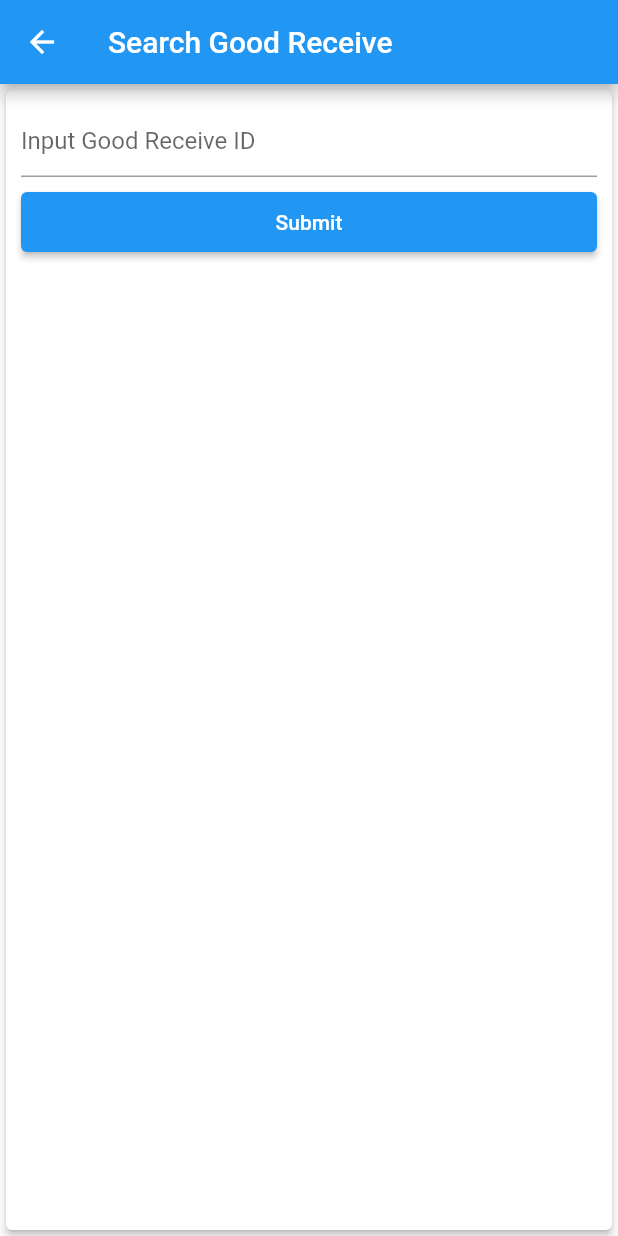
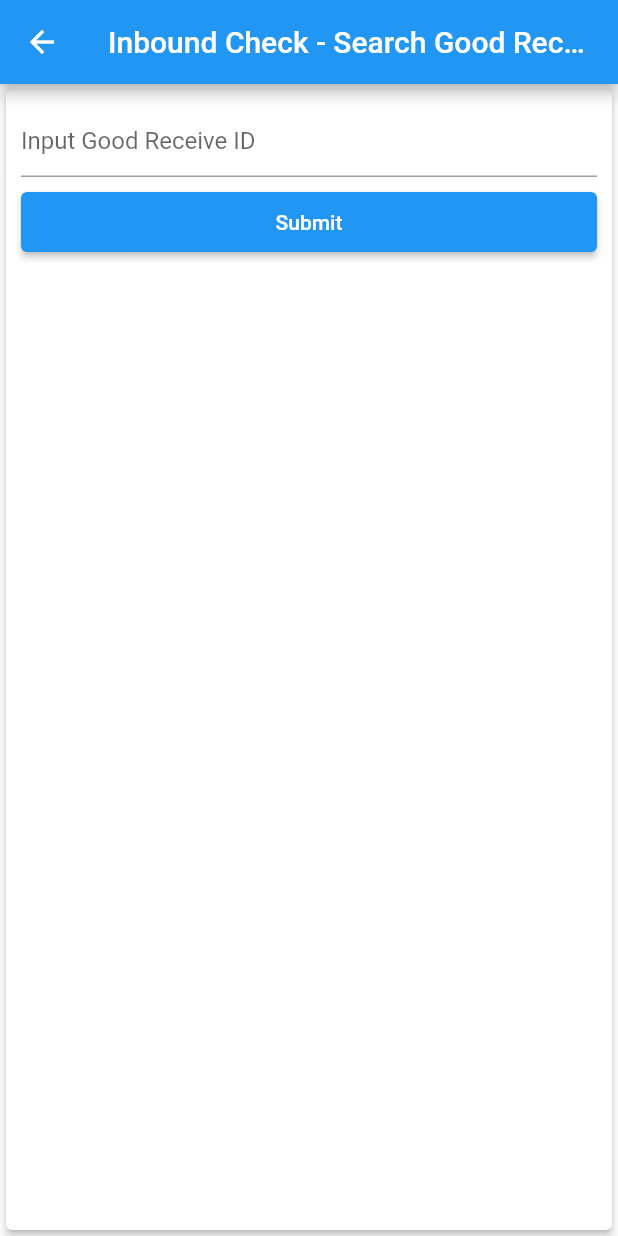
Before and after one commit to arjunakevin/ta-wms-mobile, a Flutter app: the InboundCheckSearch screen opened directly, on a phone screen of 412 x 824 dp. Run offline on Flutter 3.47's test engine with Material 2 defaults, Android fonts, the phone set to English and light mode, and no system bars; our stand-ins replace flutter_dotenv, flutter_spinkit.

Commit message:
Update AppBar text

```diff
--- a/lib/screens/inbound_check_search.dart
+++ b/lib/screens/inbound_check_search.dart
@@ -130,7 +130,7 @@ class _State extends State<InboundCheckSearch> {
   Widget build(BuildContext context) {
     return Scaffold(
       appBar: AppBar(
-        title: Text('Search Good Receive'),
+        title: Text('Inbound Check - Search Good Receive'),
       ),
       body: _getWidget(context)
     );
```
